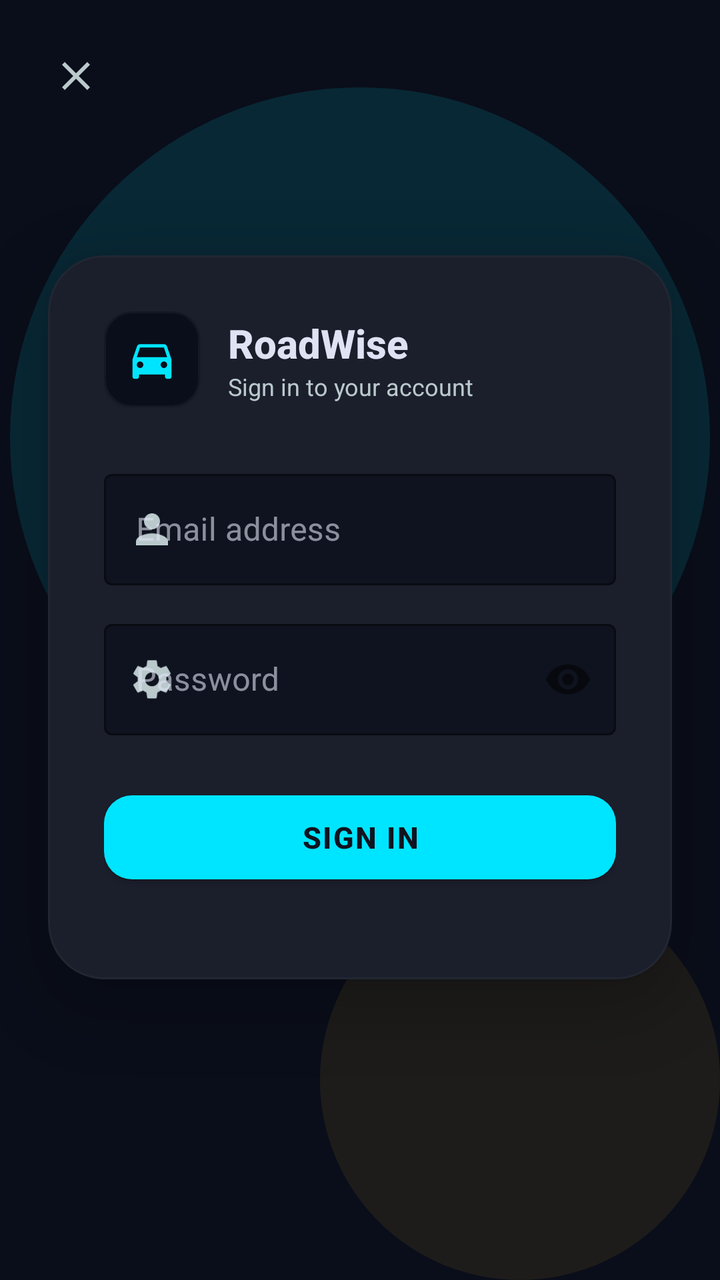
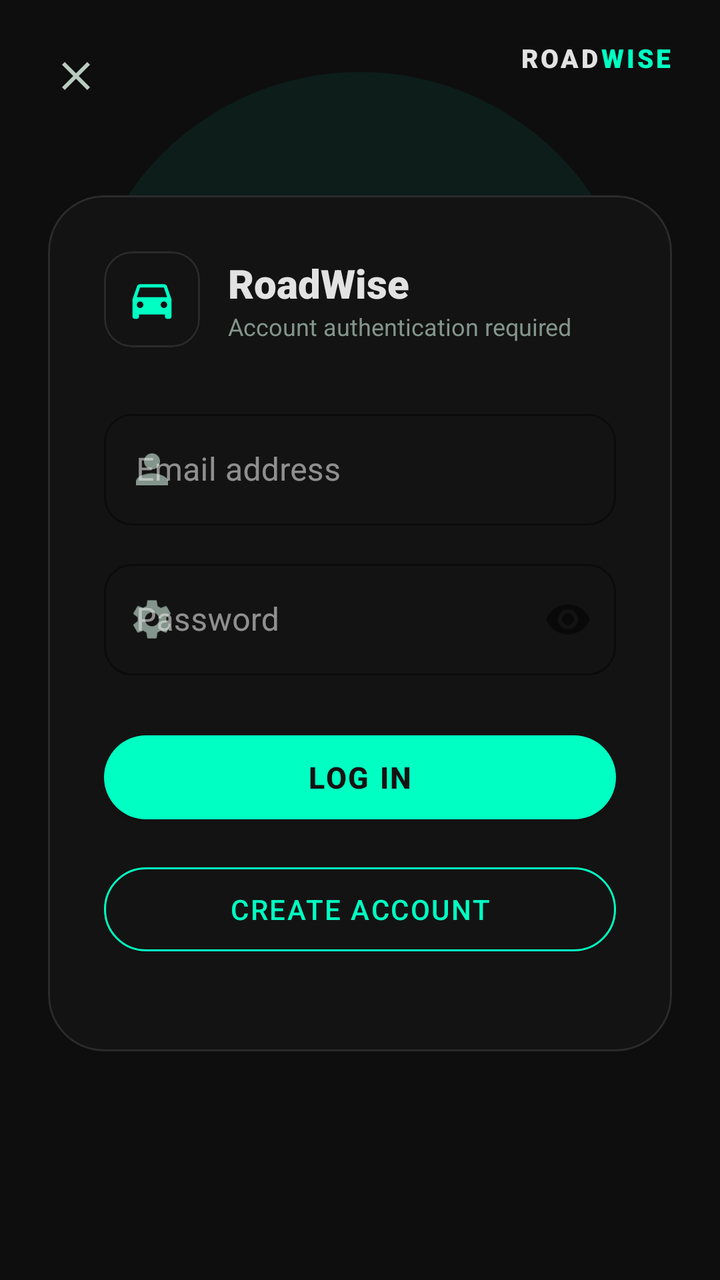

Screens rendered from an Android XML layout before and after an edit, with the pre-edit source and the edit as a unified diff.
<!-- AndroidManifest.xml: activity theme Theme.RoadWise -->
<!-- res/layout/activity_login.xml -->
<?xml version="1.0" encoding="utf-8"?>
<androidx.constraintlayout.widget.ConstraintLayout xmlns:android="http://schemas.android.com/apk/res/android"
    xmlns:app="http://schemas.android.com/apk/res-auto"
    android:layout_width="match_parent"
    android:layout_height="match_parent"
    android:background="@color/neon_background_lowest">

    
    <View
        android:layout_width="350dp"
        android:layout_height="350dp"
        android:alpha="0.12"
        android:background="@drawable/circle_indicator"
        android:backgroundTint="@color/brand_teal"
        app:layout_constraintEnd_toEndOf="parent"
        app:layout_constraintStart_toStartOf="parent"
        app:layout_constraintTop_toTopOf="parent"
        app:layout_constraintBottom_toBottomOf="parent"
        app:layout_constraintVertical_bias="0.15" />

    
    <View
        android:id="@+id/amberGlow"
        android:layout_width="200dp"
        android:layout_height="200dp"
        android:alpha="0.08"
        android:background="@drawable/circle_indicator"
        android:backgroundTint="@color/brand_amber"
        app:layout_constraintEnd_toEndOf="parent"
        app:layout_constraintBottom_toBottomOf="parent" />

    
    <ImageButton
        android:id="@+id/btnBack"
        android:layout_width="44dp"
        android:layout_height="44dp"
        android:layout_margin="16dp"
        android:background="?attr/selectableItemBackgroundBorderless"
        android:src="@drawable/ic_close"
        android:padding="10dp"
        app:tint="@color/neon_text_med"
        app:layout_constraintStart_toStartOf="parent"
        app:layout_constraintTop_toTopOf="parent" />

    
    <com.google.android.material.card.MaterialCardView
        android:id="@+id/loginCard"
        android:layout_width="0dp"
        android:layout_height="wrap_content"
        android:layout_margin="24dp"
        app:cardBackgroundColor="@color/neon_surface"
        app:cardCornerRadius="28dp"
        app:cardElevation="16dp"
        app:strokeColor="@color/glass_ghost_border"
        app:strokeWidth="1dp"
        app:layout_constraintBottom_toBottomOf="parent"
        app:layout_constraintEnd_toEndOf="parent"
        app:layout_constraintStart_toStartOf="parent"
        app:layout_constraintTop_toTopOf="parent"
        app:layout_constraintVertical_bias="0.45">

        <LinearLayout
            android:layout_width="match_parent"
            android:layout_height="wrap_content"
            android:orientation="vertical"
            android:padding="28dp">

            
            <LinearLayout
                android:layout_width="match_parent"
                android:layout_height="wrap_content"
                android:orientation="horizontal"
                android:gravity="center_vertical"
                android:layout_marginBottom="28dp">

                <com.google.android.material.card.MaterialCardView
                    android:layout_width="48dp"
                    android:layout_height="48dp"
                    app:cardBackgroundColor="@color/neon_background_lowest"
                    app:cardCornerRadius="14dp"
                    app:strokeColor="@color/glass_ghost_border"
                    app:strokeWidth="1dp">
                    <ImageView
                        android:layout_width="match_parent"
                        android:layout_height="match_parent"
                        android:padding="11dp"
                        android:src="@drawable/ic_drive"
                        app:tint="@color/brand_teal" />
                </com.google.android.material.card.MaterialCardView>

                <LinearLayout
                    android:layout_width="wrap_content"
                    android:layout_height="wrap_content"
                    android:orientation="vertical"
                    android:layout_marginStart="14dp">
                    <TextView
                        android:layout_width="wrap_content"
                        android:layout_height="wrap_content"
                        android:text="RoadWise"
                        android:textColor="@color/neon_text_high"
                        android:textSize="20sp"
                        android:textStyle="bold"
                        android:fontFamily="sans-serif-medium" />
                    <TextView
                        android:layout_width="wrap_content"
                        android:layout_height="wrap_content"
                        android:text="Sign in to your account"
                        android:textColor="@color/neon_text_med"
                        android:textSize="12sp" />
                </LinearLayout>
            </LinearLayout>

            
            <com.google.android.material.textfield.TextInputLayout
                android:id="@+id/emailLayout"
                style="@style/Widget.MaterialComponents.TextInputLayout.OutlinedBox"
                android:layout_width="match_parent"
                android:layout_height="wrap_content"
                android:hint="Email address"
                android:layout_marginBottom="14dp"
                app:boxStrokeColor="@color/brand_teal"
                app:hintTextColor="@color/brand_teal"
                app:startIconDrawable="@drawable/ic_person"
                app:startIconTint="@color/neon_text_med"
                app:boxBackgroundColor="@color/neon_background">

                <com.google.android.material.textfield.TextInputEditText
                    android:id="@+id/etEmail"
                    android:layout_width="match_parent"
                    android:layout_height="wrap_content"
                    android:inputType="textEmailAddress"
                    android:textColor="@color/neon_text_high"
                    android:textColorHint="@color/neon_text_med"
                    android:imeOptions="actionNext" />
            </com.google.android.material.textfield.TextInputLayout>

            
            <com.google.android.material.textfield.TextInputLayout
                android:id="@+id/passwordLayout"
                style="@style/Widget.MaterialComponents.TextInputLayout.OutlinedBox"
                android:layout_width="match_parent"
                android:layout_height="wrap_content"
                android:hint="Password"
                android:layout_marginBottom="24dp"
                app:boxStrokeColor="@color/brand_teal"
                app:hintTextColor="@color/brand_teal"
                app:startIconDrawable="@drawable/ic_settings"
                app:startIconTint="@color/neon_text_med"
                app:passwordToggleEnabled="true"
                app:boxBackgroundColor="@color/neon_background">

                <com.google.android.material.textfield.TextInputEditText
                    android:id="@+id/etPassword"
                    android:layout_width="match_parent"
                    android:layout_height="wrap_content"
                    android:inputType="textPassword"
                    android:textColor="@color/neon_text_high"
                    android:textColorHint="@color/neon_text_med"
                    android:imeOptions="actionDone" />
            </com.google.android.material.textfield.TextInputLayout>

            
            <com.google.android.material.button.MaterialButton
                android:id="@+id/btnLogin"
                android:layout_width="match_parent"
                android:layout_height="54dp"
                android:text="Sign In"
                android:textSize="15sp"
                android:textStyle="bold"
                android:letterSpacing="0.05"
                app:backgroundTint="@color/brand_teal"
                app:cornerRadius="14dp"
                android:layout_marginBottom="16dp" />

            
            <TextView
                android:id="@+id/tvError"
                android:layout_width="match_parent"
                android:layout_height="wrap_content"
                android:textColor="#EF4444"
                android:textSize="12sp"
                android:gravity="center"
                android:visibility="gone"
                android:text="" />

        </LinearLayout>
    </com.google.android.material.card.MaterialCardView>

    
    <FrameLayout
        android:id="@+id/loadingOverlay"
        android:layout_width="match_parent"
        android:layout_height="match_parent"
        android:background="#AA0A0E1A"
        android:visibility="gone"
        app:layout_constraintBottom_toBottomOf="parent"
        app:layout_constraintTop_toTopOf="parent"
        app:layout_constraintStart_toStartOf="parent"
        app:layout_constraintEnd_toEndOf="parent">

        <ProgressBar
            android:layout_width="48dp"
            android:layout_height="48dp"
            android:layout_gravity="center"
            android:indeterminateTint="@color/brand_teal" />
    </FrameLayout>

</androidx.constraintlayout.widget.ConstraintLayout>
<!-- resources referenced by this layout -->
<resources>
  <color name="brand_amber">#FBBF24</color>
  <color name="brand_teal">#00E5FF</color>
  <color name="glass_ghost_border">#333B494C</color>
  <color name="neon_background">#0F131F</color>
  <color name="neon_background_lowest">#0A0E1A</color>
  <color name="neon_surface">#1B1F2C</color>
  <color name="neon_text_high">#DFE2F3</color>
  <color name="neon_text_med">#BAC9CC</color>
  <!-- drawable circle_indicator (drawable) -->
  <?xml version="1.0" encoding="utf-8"?>
  <shape xmlns:android="http://schemas.android.com/apk/res/android"
      android:shape="oval">
      <solid android:color="#00FF00" />
      <size android:width="12dp" android:height="12dp" />
  </shape>
  <!-- drawable ic_close (drawable) -->
  <vector xmlns:android="http://schemas.android.com/apk/res/android"
      android:width="24dp"
      android:height="24dp"
      android:viewportWidth="24.0"
      android:viewportHeight="24.0">
      <path
          android:fillColor="#FF000000"
          android:pathData="M19,6.41L17.59,5,12,10.59,6.41,5,5,6.41,10.59,12,5,17.59,6.41,19,12,13.41,17.59,19,19,17.59,13.41,12z"/>
  </vector>
  <!-- drawable ic_drive (drawable) -->
  <vector xmlns:android="http://schemas.android.com/apk/res/android"
      android:width="24dp"
      android:height="24dp"
      android:viewportWidth="24.0"
      android:viewportHeight="24.0">
      <path
          android:fillColor="#FF000000"
          android:pathData="M18.92,6.01C18.72,5.42 18.16,5 17.5,5h-11C5.84,5 5.28,5.42 5.08,6.01L3,12v8c0,0.55 0.45,1 1,1h1c0.55,0 1,-0.45 1,-1v-1h12v1c0,0.55 0.45,1 1,1h1c0.55,0 1,-0.45 1,-1v-8L18.92,6.01zM6.5,16c-0.83,0 -1.5,-0.67 -1.5,-1.5S5.67,13 6.5,13s1.5,0.67 1.5,1.5S7.33,16 6.5,16zM17.5,16c-0.83,0 -1.5,-0.67 -1.5,-1.5s0.67,-1.5 1.5,-1.5s1.5,0.67 1.5,1.5S18.33,16 17.5,16zM5,11l1.5,-4.5h11L19,11H5z"/>
  </vector>
  <!-- drawable ic_person (drawable) -->
  <?xml version="1.0" encoding="utf-8"?>
  <vector xmlns:android="http://schemas.android.com/apk/res/android"
      android:width="24dp"
      android:height="24dp"
      android:viewportWidth="24"
      android:viewportHeight="24">
      <path
          android:fillColor="#FF000000"
          android:pathData="M12,12c2.21,0 4,-1.79 4,-4s-1.79,-4 -4,-4 -4,1.79 -4,4 1.79,4 4,4zM12,14c-2.67,0 -8,1.34 -8,4v2h16v-2c0,-2.66 -5.33,-4 -8,-4z"/>
  </vector>
  <style name="Theme.RoadWise" parent="Theme.MaterialComponents.DayNight.NoActionBar">
          <item name="colorPrimary">@color/neon_primary</item>
          <item name="colorPrimaryVariant">@color/neon_primary_dim</item>
          <item name="colorOnPrimary">@color/neon_background</item>
          <item name="colorSecondary">@color/brand_amber</item>
          <item name="colorSecondaryVariant">@color/brand_amber_dark</item>
          <item name="colorOnSecondary">@color/black</item>
          
          <item name="android:colorBackground">@color/neon_background_lowest</item>
          <item name="colorSurface">@color/neon_surface</item>
          <item name="colorOnBackground">@color/neon_text_high</item>
          <item name="colorOnSurface">@color/neon_text_high</item>
  
          <item name="glassSurface">@color/glass_surface</item>
          <item name="glassSurfaceDeep">@color/glass_surface_deep</item>
          <item name="glassBorder">@color/glass_ghost_border</item>
          <item name="textFaded">@color/neon_text_med</item>
  
          <item name="android:statusBarColor">@color/neon_background_lowest</item>
          <item name="android:windowLightStatusBar" tools:targetApi="m">false</item>
      </style>
  <color name="neon_primary">#00E5FF</color>
  <color name="neon_primary_dim">#00DAF3</color>
  <color name="brand_amber_dark">#D97706</color>
  <color name="black">#FF000000</color>
  <color name="glass_surface">#D91B1F2C</color>
  <color name="glass_surface_deep">#E60F131F</color>
  <!-- unchanged entries left out for length: 1 -->
</resources>

<!-- the commit's change to res/layout/activity_login.xml (unified diff, before → after) -->
@@ -3,30 +3,19 @@
     xmlns:app="http://schemas.android.com/apk/res-auto"
     android:layout_width="match_parent"
     android:layout_height="match_parent"
-    android:background="@color/neon_background_lowest">
+    android:background="@color/obsidian_lowest">
 
     
     <View
-        android:layout_width="350dp"
-        android:layout_height="350dp"
-        android:alpha="0.12"
+        android:layout_width="280dp"
+        android:layout_height="280dp"
+        android:alpha="0.06"
         android:background="@drawable/circle_indicator"
-        android:backgroundTint="@color/brand_teal"
+        android:backgroundTint="@color/emerald_neon"
         app:layout_constraintEnd_toEndOf="parent"
         app:layout_constraintStart_toStartOf="parent"
         app:layout_constraintTop_toTopOf="parent"
-        app:layout_constraintBottom_toBottomOf="parent"
-        app:layout_constraintVertical_bias="0.15" />
-
-    
-    <View
-        android:id="@+id/amberGlow"
-        android:layout_width="200dp"
-        android:layout_height="200dp"
-        android:alpha="0.08"
-        android:background="@drawable/circle_indicator"
-        android:backgroundTint="@color/brand_amber"
-        app:layout_constraintEnd_toEndOf="parent"
+        app:layout_constraintVertical_bias="0.1"
         app:layout_constraintBottom_toBottomOf="parent" />
 
     
@@ -38,26 +27,55 @@
         android:background="?attr/selectableItemBackgroundBorderless"
         android:src="@drawable/ic_close"
         android:padding="10dp"
-        app:tint="@color/neon_text_med"
+        app:tint="@color/text_med"
         app:layout_constraintStart_toStartOf="parent"
         app:layout_constraintTop_toTopOf="parent" />
+
+    
+    <LinearLayout
+        android:id="@+id/brandRow"
+        android:layout_width="wrap_content"
+        android:layout_height="wrap_content"
+        android:orientation="horizontal"
+        android:gravity="center_vertical"
+        app:layout_constraintTop_toTopOf="parent"
+        app:layout_constraintEnd_toEndOf="parent"
+        android:layout_marginEnd="24dp"
+        android:layout_marginTop="20dp">
+        <TextView
+            android:layout_width="wrap_content"
+            android:layout_height="wrap_content"
+            android:text="ROAD"
+            android:textColor="@color/text_high"
+            android:textSize="13sp"
+            android:fontFamily="sans-serif-black"
+            android:letterSpacing="0.1" />
+        <TextView
+            android:layout_width="wrap_content"
+            android:layout_height="wrap_content"
+            android:text="WISE"
+            android:textColor="@color/emerald_neon"
+            android:textSize="13sp"
+            android:fontFamily="sans-serif-black"
+            android:letterSpacing="0.1" />
+    </LinearLayout>
 
     
     <com.google.android.material.card.MaterialCardView
         android:id="@+id/loginCard"
         android:layout_width="0dp"
         android:layout_height="wrap_content"
-        android:layout_margin="24dp"
-        app:cardBackgroundColor="@color/neon_surface"
+        android:layout_marginHorizontal="24dp"
+        app:cardBackgroundColor="@color/obsidian_background"
         app:cardCornerRadius="28dp"
-        app:cardElevation="16dp"
-        app:strokeColor="@color/glass_ghost_border"
+        app:cardElevation="0dp"
+        app:strokeColor="@color/glass_border"
         app:strokeWidth="1dp"
         app:layout_constraintBottom_toBottomOf="parent"
         app:layout_constraintEnd_toEndOf="parent"
         app:layout_constraintStart_toStartOf="parent"
         app:layout_constraintTop_toTopOf="parent"
-        app:layout_constraintVertical_bias="0.45">
+        app:layout_constraintVertical_bias="0.46">
 
         <LinearLayout
             android:layout_width="match_parent"
@@ -76,16 +94,16 @@
                 <com.google.android.material.card.MaterialCardView
                     android:layout_width="48dp"
                     android:layout_height="48dp"
-                    app:cardBackgroundColor="@color/neon_background_lowest"
+                    app:cardBackgroundColor="@color/glass_surface"
                     app:cardCornerRadius="14dp"
-                    app:strokeColor="@color/glass_ghost_border"
+                    app:strokeColor="@color/glass_border"
                     app:strokeWidth="1dp">
                     <ImageView
                         android:layout_width="match_parent"
                         android:layout_height="match_parent"
                         android:padding="11dp"
                         android:src="@drawable/ic_drive"
-                        app:tint="@color/brand_teal" />
+                        app:tint="@color/emerald_neon" />
                 </com.google.android.material.card.MaterialCardView>
 
                 <LinearLayout
@@ -97,15 +115,15 @@
                         android:layout_width="wrap_content"
                         android:layout_height="wrap_content"
                         android:text="RoadWise"
-                        android:textColor="@color/neon_text_high"
+                        android:textColor="@color/text_high"
                         android:textSize="20sp"
                         android:textStyle="bold"
-                        android:fontFamily="sans-serif-medium" />
+                        android:fontFamily="sans-serif-black" />
                     <TextView
                         android:layout_width="wrap_content"
                         android:layout_height="wrap_content"
-                        android:text="Sign in to your account"
-                        android:textColor="@color/neon_text_med"
+                        android:text="Account authentication required"
+                        android:textColor="@color/text_low"
                         android:textSize="12sp" />
                 </LinearLayout>
             </LinearLayout>
@@ -118,19 +136,23 @@
                 android:layout_height="wrap_content"
                 android:hint="Email address"
                 android:layout_marginBottom="14dp"
-                app:boxStrokeColor="@color/brand_teal"
-                app:hintTextColor="@color/brand_teal"
+                app:boxStrokeColor="@color/emerald_neon"
+                app:hintTextColor="@color/text_low"
                 app:startIconDrawable="@drawable/ic_person"
-                app:startIconTint="@color/neon_text_med"
-                app:boxBackgroundColor="@color/neon_background">
+                app:startIconTint="@color/text_low"
+                app:boxBackgroundColor="@color/glass_surface"
+                app:boxCornerRadiusTopStart="14dp"
+                app:boxCornerRadiusTopEnd="14dp"
+                app:boxCornerRadiusBottomStart="14dp"
+                app:boxCornerRadiusBottomEnd="14dp">
 
                 <com.google.android.material.textfield.TextInputEditText
                     android:id="@+id/etEmail"
                     android:layout_width="match_parent"
                     android:layout_height="wrap_content"
                     android:inputType="textEmailAddress"
-                    android:textColor="@color/neon_text_high"
-                    android:textColorHint="@color/neon_text_med"
+                    android:textColor="@color/text_high"
+                    android:textColorHint="@color/text_low"
                     android:imeOptions="actionNext" />
             </com.google.android.material.textfield.TextInputLayout>
 
@@ -142,20 +164,24 @@
                 android:layout_height="wrap_content"
                 android:hint="Password"
                 android:layout_marginBottom="24dp"
-                app:boxStrokeColor="@color/brand_teal"
-                app:hintTextColor="@color/brand_teal"
+                app:boxStrokeColor="@color/emerald_neon"
+                app:hintTextColor="@color/text_low"
                 app:startIconDrawable="@drawable/ic_settings"
-                app:startIconTint="@color/neon_text_med"
+                app:startIconTint="@color/text_low"
                 app:passwordToggleEnabled="true"
-                app:boxBackgroundColor="@color/neon_background">
+                app:boxBackgroundColor="@color/glass_surface"
+                app:boxCornerRadiusTopStart="14dp"
+                app:boxCornerRadiusTopEnd="14dp"
+                app:boxCornerRadiusBottomStart="14dp"
+                app:boxCornerRadiusBottomEnd="14dp">
 
                 <com.google.android.material.textfield.TextInputEditText
                     android:id="@+id/etPassword"
                     android:layout_width="match_parent"
                     android:layout_height="wrap_content"
                     android:inputType="textPassword"
-                    android:textColor="@color/neon_text_high"
-                    android:textColorHint="@color/neon_text_med"
+                    android:textColor="@color/text_high"
+                    android:textColorHint="@color/text_low"
                     android:imeOptions="actionDone" />
             </com.google.android.material.textfield.TextInputLayout>
 
@@ -164,12 +190,30 @@
                 android:id="@+id/btnLogin"
                 android:layout_width="match_parent"
                 android:layout_height="54dp"
-                android:text="Sign In"
+                android:text="LOG IN"
                 android:textSize="15sp"
                 android:textStyle="bold"
-                android:letterSpacing="0.05"
-                app:backgroundTint="@color/brand_teal"
-                app:cornerRadius="14dp"
+                android:textColor="@color/obsidian_background"
+                android:fontFamily="sans-serif-medium"
+                android:letterSpacing="0.06"
+                app:backgroundTint="@color/emerald_neon"
+                app:cornerRadius="999dp"
+                android:layout_marginBottom="12dp" />
+
+            
+            <com.google.android.material.button.MaterialButton
+                android:id="@+id/btnSignUp"
+                style="@style/Widget.MaterialComponents.Button.OutlinedButton"
+                android:layout_width="match_parent"
+                android:layout_height="54dp"
+                android:text="CREATE ACCOUNT"
+                android:textSize="14sp"
+                android:fontFamily="sans-serif-medium"
+                android:letterSpacing="0.06"
+                android:textColor="@color/emerald_neon"
+                app:strokeColor="@color/emerald_neon"
+                app:strokeWidth="1dp"
+                app:cornerRadius="999dp"
                 android:layout_marginBottom="16dp" />
 
             
@@ -177,12 +221,11 @@
                 android:id="@+id/tvError"
                 android:layout_width="match_parent"
                 android:layout_height="wrap_content"
-                android:textColor="#EF4444"
+                android:textColor="#FF3B30"
                 android:textSize="12sp"
                 android:gravity="center"
                 android:visibility="gone"
                 android:text="" />
-
         </LinearLayout>
     </com.google.android.material.card.MaterialCardView>
 
@@ -191,7 +234,7 @@
         android:id="@+id/loadingOverlay"
         android:layout_width="match_parent"
         android:layout_height="match_parent"
-        android:background="#AA0A0E1A"
+        android:background="#CC0E0E0E"
         android:visibility="gone"
         app:layout_constraintBottom_toBottomOf="parent"
         app:layout_constraintTop_toTopOf="parent"
@@ -202,7 +245,7 @@
             android:layout_width="48dp"
             android:layout_height="48dp"
             android:layout_gravity="center"
-            android:indeterminateTint="@color/brand_teal" />
+            android:indeterminateTint="@color/emerald_neon" />
     </FrameLayout>
 
 </androidx.constraintlayout.widget.ConstraintLayout>
<!-- resource entries referenced after the edit -->
@@ -1,13 +1,7 @@
 <!-- resources referenced by this layout -->
 <resources>
-  <color name="brand_amber">#FBBF24</color>
-  <color name="brand_teal">#00E5FF</color>
-  <color name="glass_ghost_border">#333B494C</color>
-  <color name="neon_background">#0F131F</color>
-  <color name="neon_background_lowest">#0A0E1A</color>
-  <color name="neon_surface">#1B1F2C</color>
-  <color name="neon_text_high">#DFE2F3</color>
-  <color name="neon_text_med">#BAC9CC</color>
+  <color name="emerald_neon">#00FFC2</color>
+  <color name="glass_border">#1AFFFFFF</color>
   <!-- drawable circle_indicator (drawable) -->
   <?xml version="1.0" encoding="utf-8"?>
   <shape xmlns:android="http://schemas.android.com/apk/res/android"
@@ -47,32 +41,37 @@
           android:pathData="M12,12c2.21,0 4,-1.79 4,-4s-1.79,-4 -4,-4 -4,1.79 -4,4 1.79,4 4,4zM12,14c-2.67,0 -8,1.34 -8,4v2h16v-2c0,-2.66 -5.33,-4 -8,-4z"/>
   </vector>
   <style name="Theme.RoadWise" parent="Theme.MaterialComponents.DayNight.NoActionBar">
-          <item name="colorPrimary">@color/neon_primary</item>
-          <item name="colorPrimaryVariant">@color/neon_primary_dim</item>
-          <item name="colorOnPrimary">@color/neon_background</item>
-          <item name="colorSecondary">@color/brand_amber</item>
-          <item name="colorSecondaryVariant">@color/brand_amber_dark</item>
+          
+          <item name="colorPrimary">@color/emerald_neon</item>
+          <item name="colorPrimaryVariant">@color/emerald_neon</item>
+          <item name="colorOnPrimary">@color/obsidian_background</item>
+          <item name="colorSecondary">@color/electric_gold</item>
+          <item name="colorSecondaryVariant">@color/electric_gold</item>
           <item name="colorOnSecondary">@color/black</item>
           
-          <item name="android:colorBackground">@color/neon_background_lowest</item>
-          <item name="colorSurface">@color/neon_surface</item>
-          <item name="colorOnBackground">@color/neon_text_high</item>
-          <item name="colorOnSurface">@color/neon_text_high</item>
+          <item name="android:colorBackground">@color/obsidian_lowest</item>
+          <item name="colorSurface">@color/obsidian_background</item>
+          <item name="colorOnBackground">@color/text_high</item>
+          <item name="colorOnSurface">@color/text_high</item>
   
+          
           <item name="glassSurface">@color/glass_surface</item>
           <item name="glassSurfaceDeep">@color/glass_surface_deep</item>
-          <item name="glassBorder">@color/glass_ghost_border</item>
-          <item name="textFaded">@color/neon_text_med</item>
+          <item name="glassBorder">@color/glass_border</item>
+          <item name="textFaded">@color/text_med</item>
   
-          <item name="android:statusBarColor">@color/neon_background_lowest</item>
+          <item name="android:statusBarColor">@color/obsidian_lowest</item>
           <item name="android:windowLightStatusBar" tools:targetApi="m">false</item>
       </style>
-  <color name="neon_primary">#00E5FF</color>
-  <color name="neon_primary_dim">#00DAF3</color>
-  <color name="brand_amber_dark">#D97706</color>
+  <color name="electric_gold">#FFD700</color>
   <color name="black">#FF000000</color>
-  <color name="glass_surface">#D91B1F2C</color>
-  <color name="glass_surface_deep">#E60F131F</color>
+  <color name="glass_surface">#B3131313</color>
+  <color name="obsidian_background">#131313</color>
+  <color name="obsidian_lowest">#0E0E0E</color>
+  <color name="text_high">#E2E2E2</color>
+  <color name="text_low">#83958C</color>
+  <color name="text_med">#B9CBC1</color>
+  <color name="glass_surface_deep">#E6131313</color>
   <!-- unchanged entries left out for length: 1 -->
 </resources>
 
